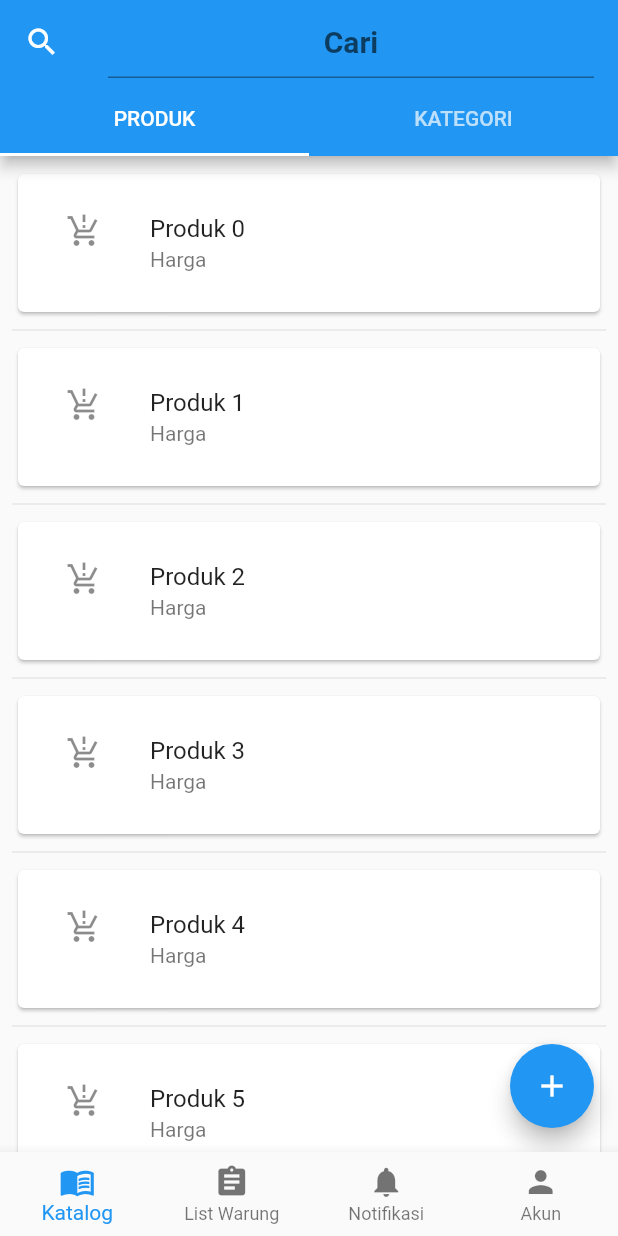
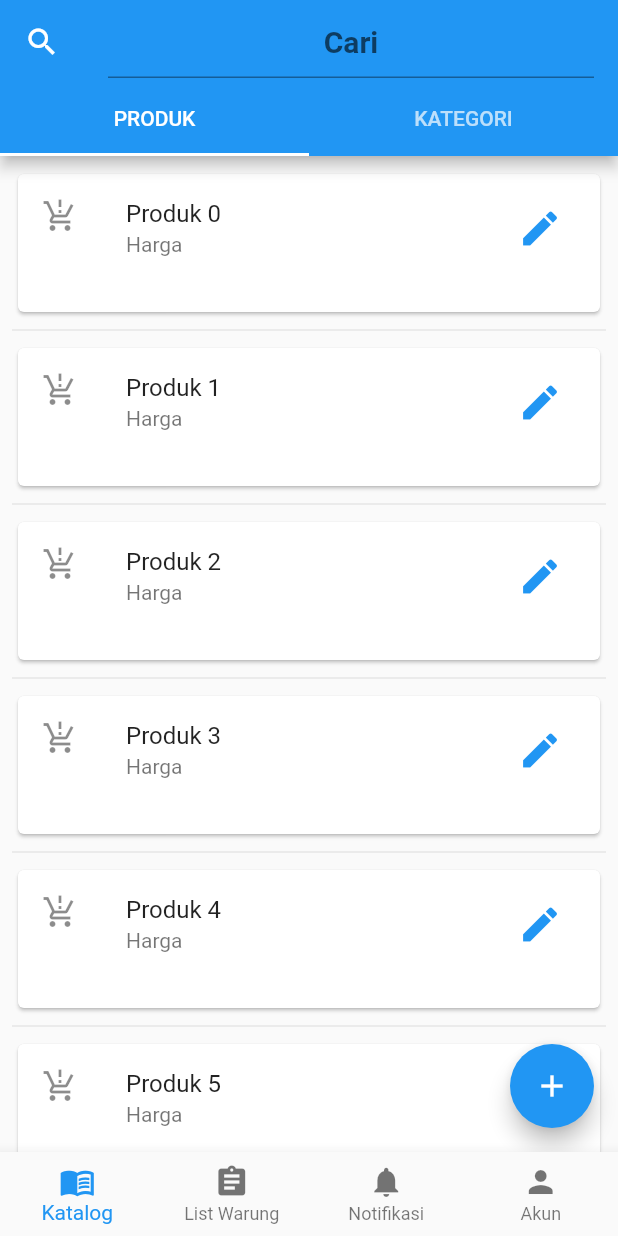
Before and after one commit to AgassiPutra/e_warung, a Flutter app: the screen it shows after launch, after a tap on "Login", on a phone screen of 412 x 824 dp. Run offline on Flutter 3.47's test engine with Material 2 defaults, Android fonts, the phone set to English and light mode, and no system bars; our stand-ins replace material_floating_search_bar, shared_preferences; missing offline and left inert: dropdown_below.

Commit message:
penambahan button edit pada katalog produk

```diff
--- a/lib/screens/admin/katalog.dart
+++ b/lib/screens/admin/katalog.dart
@@ -92,14 +92,6 @@ class _HomeState extends State<Home> {
         return Container(
             height: 100,
             child: Card(
-              child: FlatButton(
-                onPressed: () async {
-                  Navigator.push(
-                    context,
-                    MaterialPageRoute(
-                        builder: (context) => const UpdateProduk()),
-                  );
-                },
               child: Column(
                 mainAxisSize: MainAxisSize.min,
                 children: <Widget>[
@@ -107,9 +99,25 @@ class _HomeState extends State<Home> {
                     leading: Icon(Icons.production_quantity_limits),
                     title: Text('Produk ${entries[index]}'),
                     subtitle: Text('Harga '),
+                    trailing: Row(
+                      mainAxisSize: MainAxisSize.min,
+                      children: [
+                        IconButton(
+                          onPressed: () => {
+                            Navigator.push(
+                              context,
+                              MaterialPageRoute(
+                                  builder: (context) => const UpdateProduk()),
+                            ),
+                          },
+                          icon: const Icon(Icons.edit),
+                          iconSize: 30,
+                          color: Colors.blue,
                         ),
                       ],
                     ),
+                  ),
+                ],
               ),
             ));
       },
@@ -140,7 +148,7 @@ class _HomeState extends State<Home> {
                     mainAxisAlignment: MainAxisAlignment.center,
                     children: <Widget>[
                       ListTile(
-                        leading: Icon(Icons.menu),
+                        leading: const Icon(Icons.menu),
                         title: Text('Kategori ${entries[index]}'),
                       ),
                     ],
```
Lines whose indentation alone changed are shown as unchanged.
